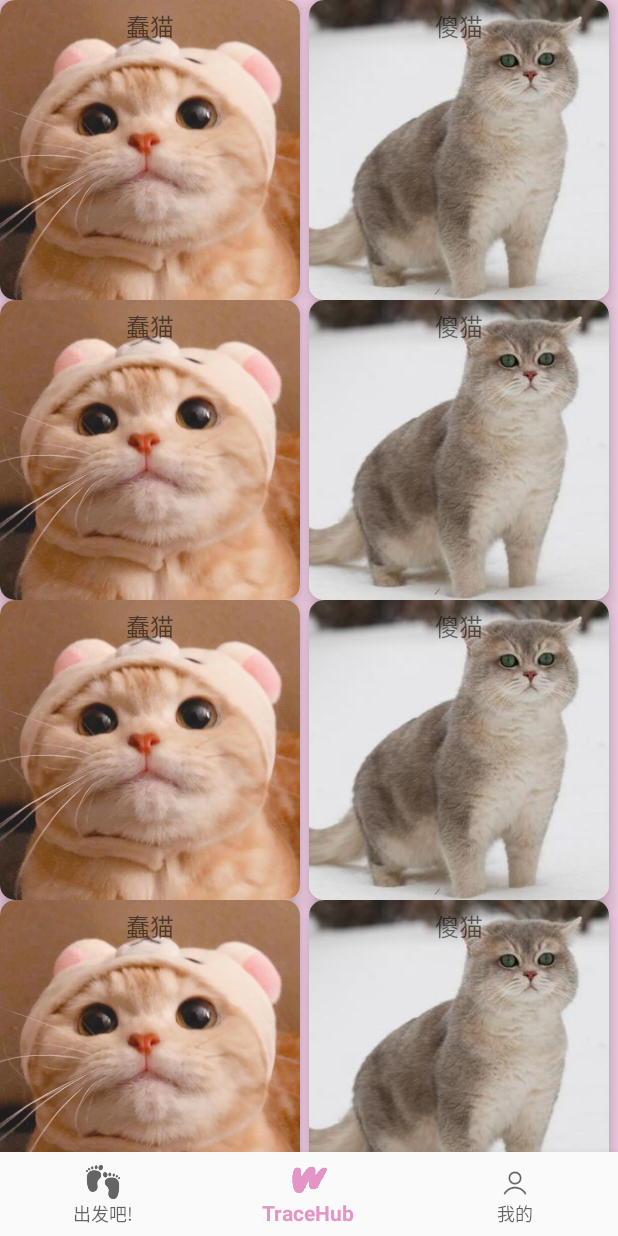
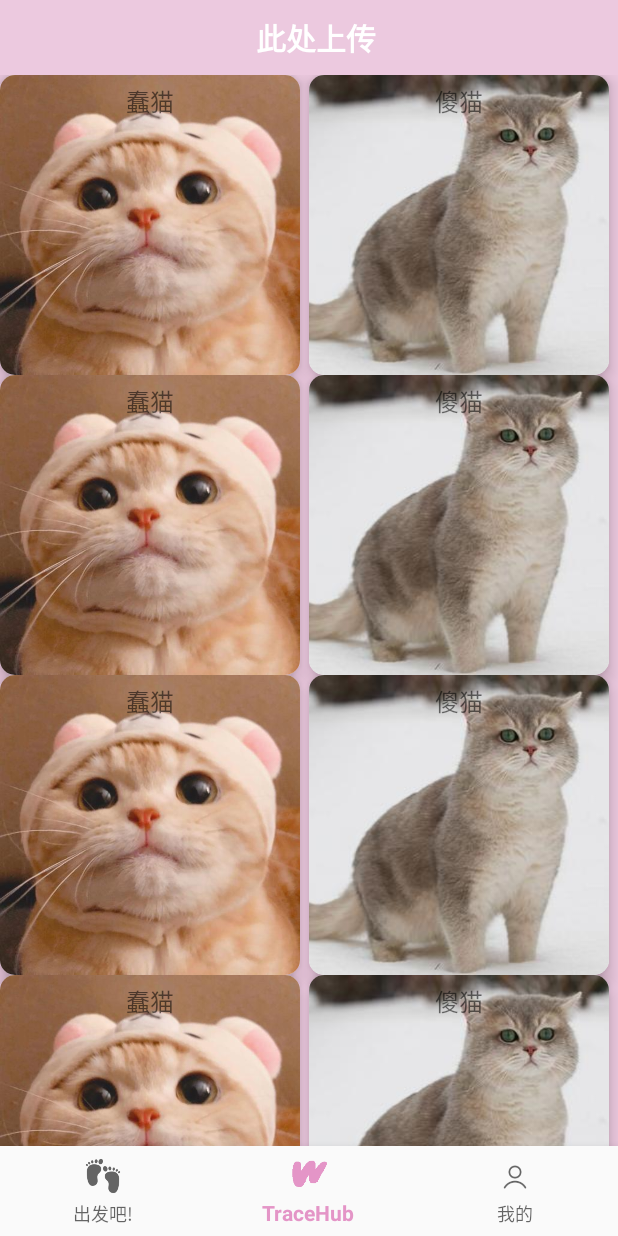
Before and after one commit to shwjn515/TraceHUB, an Android app: the DashboardFragment screen opened through its navigation route, on a phone screen of 412 x 824 dp. Run offline under Robolectric (Android 15) with nearby library versions, the phone set to English and light mode, and no system bars; our stand-ins replace navigation-ui; libraries missing offline, so code that uses them is left out: com.amap.api; 26 statements that could not run were skipped.

Commit message:
布局美化

```diff
--- a/app/src/main/java/edu/scse/tracehub/ui/home/HomeFragment.java
+++ b/app/src/main/java/edu/scse/tracehub/ui/home/HomeFragment.java
@@ -99,6 +99,7 @@ public class HomeFragment extends Fragment implements AMapLocationListener, Loca
         MyLocationStyle myLocationStyle = new MyLocationStyle();//初始化定位蓝点样式类
         myLocationStyle.strokeColor(Color.argb(0, 0, 0, 0));// 设置圆形的边框颜色
         myLocationStyle.radiusFillColor(Color.argb(0, 0, 0, 0));// 设置圆形的填充颜色
+
         aMap.setMyLocationStyle(myLocationStyle);
         //开始定位
         location();
--- a/app/src/main/res/layout/activity_main.xml
+++ b/app/src/main/res/layout/activity_main.xml
@@ -1,6 +1,7 @@
 <?xml version="1.0" encoding="utf-8"?>
 <androidx.constraintlayout.widget.ConstraintLayout xmlns:android="http://schemas.android.com/apk/res/android"
     xmlns:app="http://schemas.android.com/apk/res-auto"
+    xmlns:tools="http://schemas.android.com/tools"
     android:id="@+id/container"
     android:layout_width="match_parent"
     android:layout_height="match_parent"
@@ -8,14 +9,13 @@
 
     <com.google.android.material.bottomnavigation.BottomNavigationView
         android:id="@+id/nav_view"
-        android:layout_width="0dp"
-        android:layout_height="wrap_content"
-        android:layout_marginStart="0dp"
-        android:layout_marginEnd="0dp"
+        android:layout_width="wrap_content"
+        android:layout_height="60dp"
         android:background="?android:attr/windowBackground"
         app:layout_constraintBottom_toBottomOf="parent"
         app:layout_constraintLeft_toLeftOf="parent"
         app:layout_constraintRight_toRightOf="parent"
+        app:layout_constraintStart_toStartOf="parent"
         app:menu="@menu/bottom_nav_menu" />
 
     <fragment
@@ -24,13 +24,9 @@
         android:layout_width="match_parent"
         android:layout_height="match_parent"
         app:defaultNavHost="true"
-        app:layout_constraintBottom_toTopOf="@id/nav_view"
         app:layout_constraintEnd_toEndOf="parent"
         app:layout_constraintHorizontal_bias="0.0"
-        app:layout_constraintLeft_toLeftOf="parent"
-        app:layout_constraintRight_toRightOf="parent"
         app:layout_constraintStart_toStartOf="parent"
-        app:layout_constraintTop_toTopOf="parent"
-        app:layout_constraintVertical_bias="1.0"
+        android:layout_marginBottom="60dp"
         app:navGraph="@navigation/mobile_navigation" />
 </androidx.constraintlayout.widget.ConstraintLayout>
--- a/app/src/main/res/layout/navigation_dashboard.xml
+++ b/app/src/main/res/layout/navigation_dashboard.xml
@@ -5,9 +5,21 @@
     android:layout_width="match_parent"
     android:layout_height="match_parent"
     tools:context=".MainActivity">
+    <TextView
+        android:id="@+id/textView2"
+        android:layout_width="match_parent"
+        android:layout_height="50dp"
+        android:background="@color/saswell_pink"
+        android:gravity="center"
+        android:text="  此处上传"
+        android:textColor="@color/saswell_white"
+        android:textSize="20sp"
+        android:textStyle="bold"
+        tools:ignore="MissingConstraints" />
     <androidx.recyclerview.widget.RecyclerView
         android:layout_width="match_parent"
         android:layout_height="match_parent"
+        android:layout_marginTop="50dp"
         android:id="@+id/recyclerview">
 
     </androidx.recyclerview.widget.RecyclerView>
```
Also changed, not shown: app/src/main/AndroidManifest.xml (+4 -4 lines), app/src/main/java/edu/scse/tracehub/ui/home/SlideMenu.java (added, +130 -0 lines), app/src/main/res/layout/navigation_home.xml (+20 -7 lines), 1 other file.
